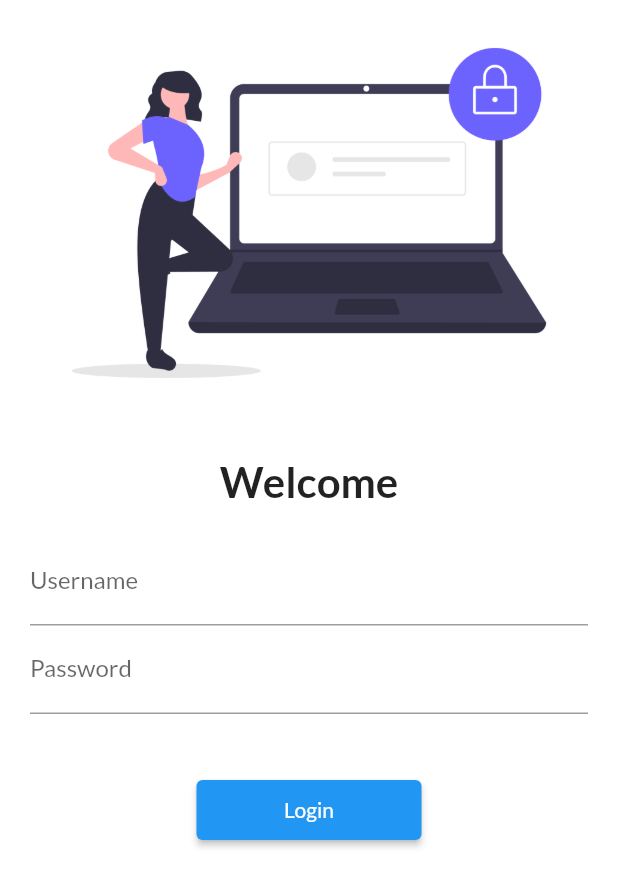
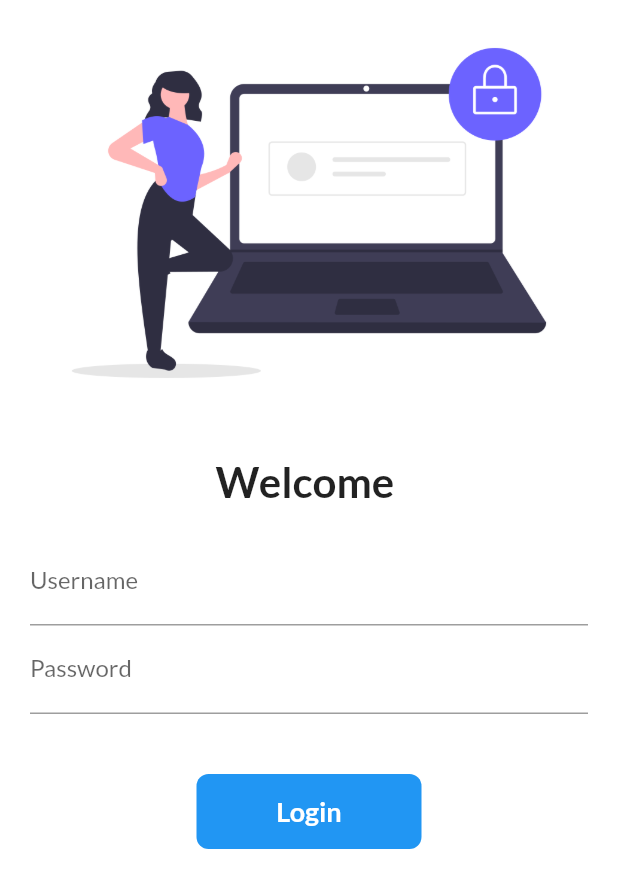
Before and after one commit to theatulgupta/30DaysOfFlutter, a Flutter app: the screen it shows after launch, on a phone screen of 412 x 824 dp. Shown: the top 888 px of the screen. Run offline on Flutter 3.47's test engine with Material 2 defaults, Android fonts, the phone set to English and light mode, and no system bars; our stand-ins replace google_fonts.

Commit message:
Day6 Completed

```diff
--- a/lib/screens/login_page.dart
+++ b/lib/screens/login_page.dart
@@ -1,8 +1,16 @@
 import 'package:catalogue_app/utils/routes.dart';
 import 'package:flutter/material.dart';
 
-class LoginPage extends StatelessWidget {
-  const LoginPage({Key? key}) : super(key: key);
+class LoginPage extends StatefulWidget {
+  const LoginPage({super.key});
+
+  @override
+  State<LoginPage> createState() => _LoginPageState();
+}
+
+class _LoginPageState extends State<LoginPage> {
+  String name = "";
+  bool changeBtn = false;
 
   @override
   Widget build(BuildContext context) {
@@ -16,9 +24,10 @@ class LoginPage extends StatelessWidget {
                 fit: BoxFit.cover,
               ),
               const SizedBox(height: 20),
-              const Text(
-                "Welcome",
-                style: TextStyle(fontSize: 28, fontWeight: FontWeight.bold),
+              Text(
+                "Welcome $name",
+                style:
+                    const TextStyle(fontSize: 28, fontWeight: FontWeight.bold),
               ),
               const SizedBox(height: 20),
               Padding(
@@ -28,6 +37,10 @@ class LoginPage extends StatelessWidget {
                     TextFormField(
                       decoration: const InputDecoration(
                           hintText: "Enter Username", label: Text("Username")),
+                      onChanged: (value) {
+                        name = value;
+                        setState(() {});
+                      },
                     ),
                     TextFormField(
                       obscureText: true,
@@ -39,16 +52,37 @@ class LoginPage extends StatelessWidget {
                     const SizedBox(
                       height: 40,
                     ),
-                    ElevatedButton(
-                      onPressed: () {
+                    InkWell(
+                      onTap: () async {
+                        setState(() {
+                          changeBtn = true;
+                        });
+                        await Future.delayed(const Duration(milliseconds: 500));
                         Navigator.pushNamed(context, MyRoutes.homeRoute);
                       },
-                      style: TextButton.styleFrom(
-                          foregroundColor: Colors.white,
-                          backgroundColor: Colors.blue,
-                          minimumSize: const Size(150, 40)),
-                      child: const Text("Login"),
-                    )
+                      child: AnimatedContainer(
+                        duration: const Duration(milliseconds: 400),
+                        width: changeBtn ? 50 : 150,
+                        height: 50,
+                        alignment: Alignment.center,
+                        decoration: BoxDecoration(
+                            color: Colors.blue,
+                            borderRadius:
+                                BorderRadius.circular(changeBtn ? 50 : 8)),
+                        child: changeBtn
+                            ? const Icon(
+                                Icons.done,
+                                color: Colors.white,
+                              )
+                            : const Text(
+                                "Login",
+                                style: TextStyle(
+                                    color: Colors.white,
+                                    fontWeight: FontWeight.bold,
+                                    fontSize: 18),
+                              ),
+                      ),
+                    ),
                   ],
                 ),
               ),
```
